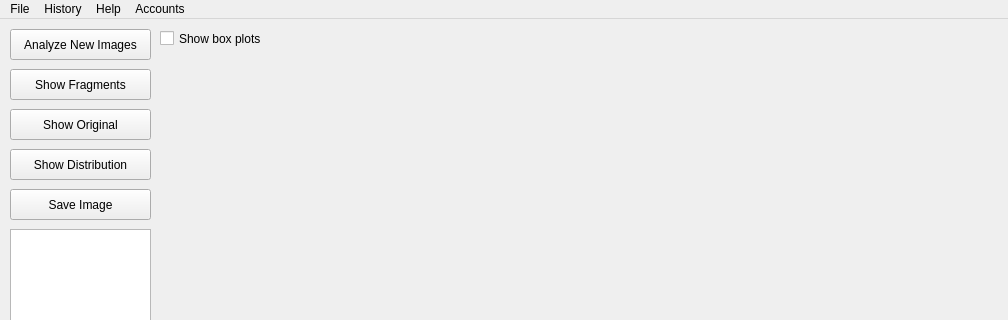
The window that mainwindow.ui (peterooch/DigiFerro) describes before a commit, drawn with Qt 5; both pictures show x 0 to 1008 and y 0 to 320 of the 1008 by 700 pixel window.
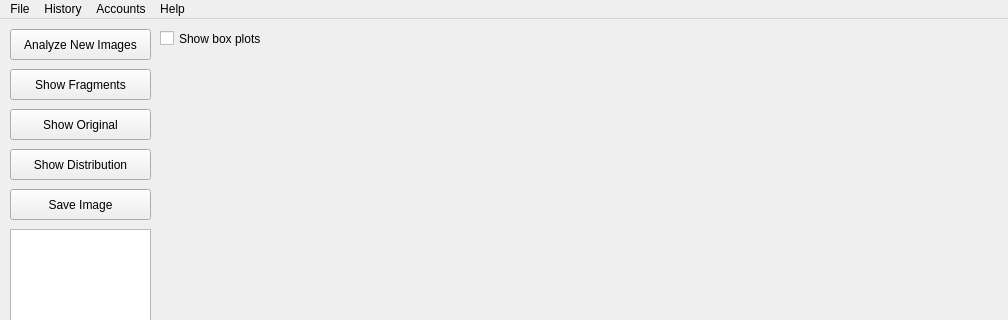
The same window after the commit.

```diff
--- a/mainwindow.ui
+++ b/mainwindow.ui
@@ -221,8 +221,8 @@
    </widget>
    <addaction name="menuMenu"/>
    <addaction name="menuHistory"/>
-   <addaction name="menuHelp"/>
    <addaction name="menuUsers"/>
+   <addaction name="menuHelp"/>
   </widget>
   <widget class="QStatusBar" name="statusbar"/>
   <action name="actionUpload_file">
```
